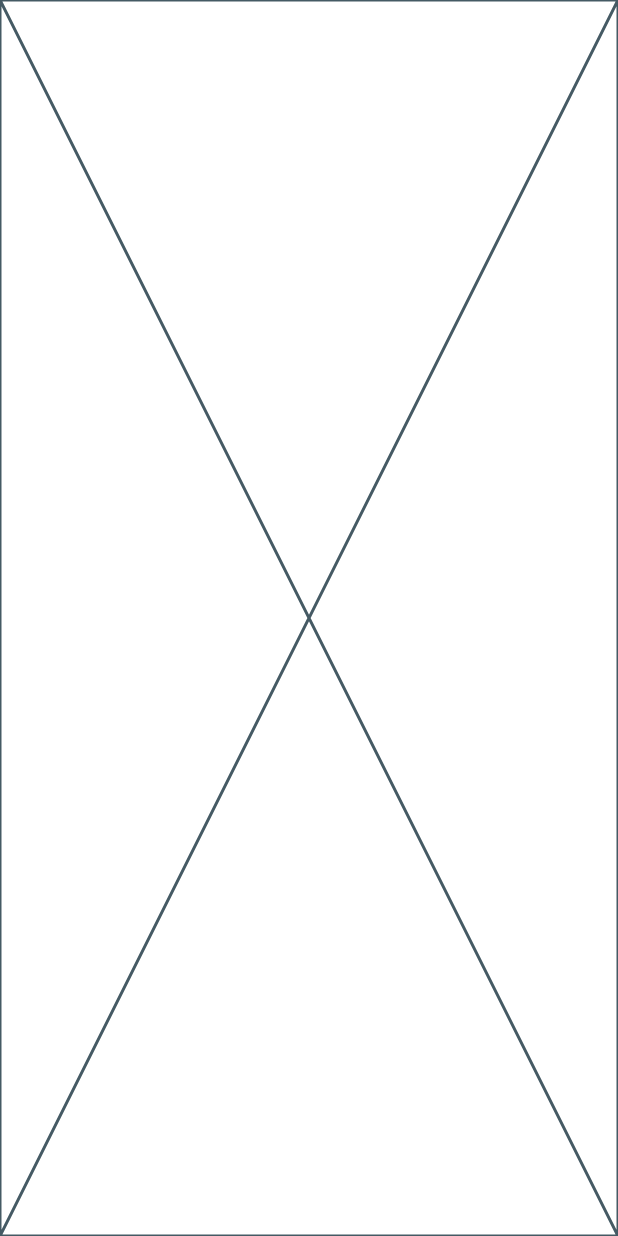
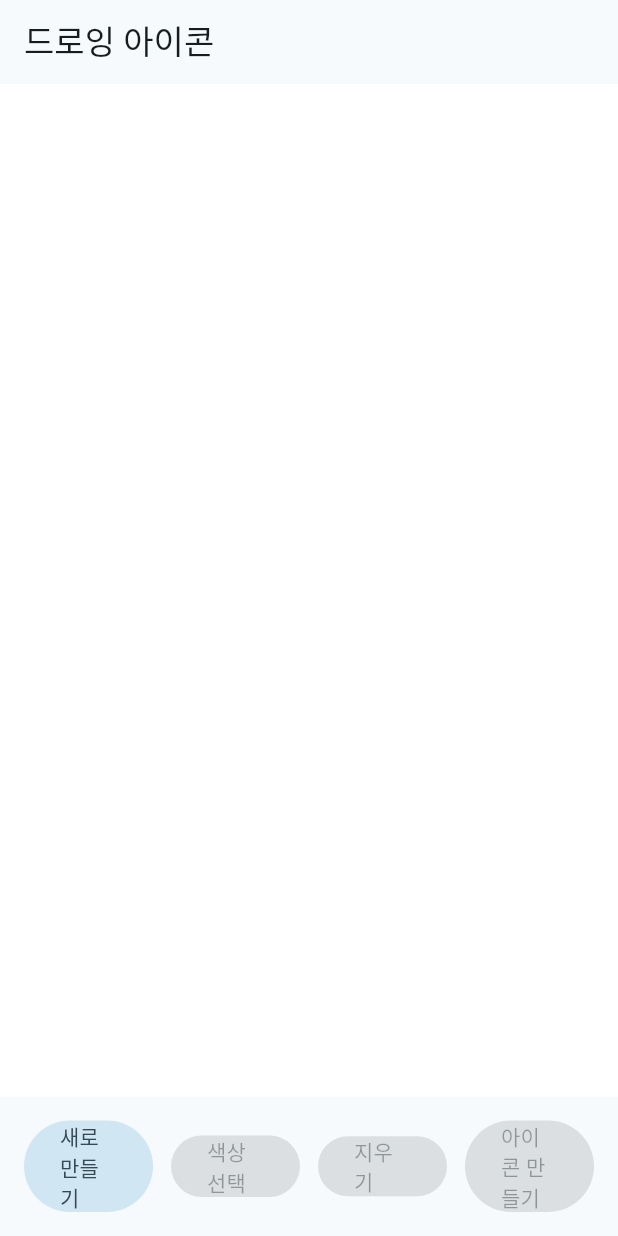
Before and after one commit to sh1nj1/flutter-seoul-2025-hackerton, a Flutter app: the screen it shows after launch, on a phone screen of 412 x 824 dp. Run offline on Flutter 3.47's test engine with Material 3 defaults, Android fonts, the phone set to English and light mode, and no system bars; our stand-ins replace flutter_dotenv.

Commit message:
implement canvas

```diff
--- a/lib/main.dart
+++ b/lib/main.dart
@@ -2,6 +2,7 @@ import 'package:flutter/material.dart';
 import 'package:flutter_dotenv/flutter_dotenv.dart';
 
 import 'src/config/gemini_config.dart';
+import 'src/screens/canvas_screen.dart';
 
 Future<void> main() async {
   WidgetsFlutterBinding.ensureInitialized();
@@ -23,7 +24,7 @@ class CalmdownApp extends StatelessWidget {
         colorScheme: ColorScheme.fromSeed(seedColor: Colors.blueGrey),
         useMaterial3: true,
       ),
-      home: const Placeholder(),
+      home: const CanvasScreen(),
     );
   }
 }
--- /dev/null
+++ b/lib/src/canvas/drawing_canvas.dart
@@ -0,0 +1,75 @@
+import 'package:flutter/material.dart';
+
+import 'stroke.dart';
+
+class DrawingCanvas extends StatelessWidget {
+  const DrawingCanvas({
+    super.key,
+    required this.strokes,
+    this.inProgress,
+  });
+
+  final List<Stroke> strokes;
+  final Stroke? inProgress;
+
+  @override
+  Widget build(BuildContext context) {
+    return RepaintBoundary(
+      child: CustomPaint(
+        painter: _StrokePainter(
+          strokes: strokes,
+          inProgress: inProgress,
+        ),
+        size: Size.infinite,
+      ),
+    );
+  }
+}
+
+class _StrokePainter extends CustomPainter {
+  _StrokePainter({
+    required this.strokes,
+    required this.inProgress,
+  });
+
+  final List<Stroke> strokes;
+  final Stroke? inProgress;
+
+  @override
+  void paint(Canvas canvas, Size size) {
+    for (final Stroke stroke in strokes) {
+      _paintStroke(canvas, stroke);
+    }
+    if (inProgress != null && !inProgress!.isEmpty) {
+      _paintStroke(canvas, inProgress!);
+    }
+  }
+
+  void _paintStroke(Canvas canvas, Stroke stroke) {
+    final Paint paint = Paint()
+      ..color = stroke.color
+      ..strokeWidth = stroke.width
+      ..strokeCap = StrokeCap.round
+      ..strokeJoin = StrokeJoin.round
+      ..style = PaintingStyle.stroke;
+
+    for (int i = 0; i < stroke.points.length - 1; i++) {
+      final Offset p1 = stroke.points[i];
+      final Offset p2 = stroke.points[i + 1];
+      canvas.drawLine(p1, p2, paint);
+    }
+
+    if (stroke.points.length == 1) {
+      final Paint dotPaint = Paint()
+        ..color = stroke.color
+        ..style = PaintingStyle.fill
+        ..strokeCap = StrokeCap.round;
+      canvas.drawCircle(stroke.points.first, stroke.width / 2, dotPaint);
+    }
+  }
+
+  @override
+  bool shouldRepaint(covariant _StrokePainter oldDelegate) {
+    return true;
+  }
+}
--- /dev/null
+++ b/lib/src/canvas/stroke.dart
@@ -0,0 +1,15 @@
+import 'dart:ui';
+
+class Stroke {
+  Stroke({required this.color, required this.width});
+
+  final Color color;
+  final double width;
+  final List<Offset> points = <Offset>[];
+
+  bool get isEmpty => points.isEmpty;
+
+  void addPoint(Offset point) {
+    points.add(point);
+  }
+}
--- /dev/null
+++ b/lib/src/screens/canvas_screen.dart
@@ -0,0 +1,126 @@
+import 'package:flutter/material.dart';
+
+import '../canvas/drawing_canvas.dart';
+import '../canvas/stroke.dart';
+
+class CanvasScreen extends StatefulWidget {
+  const CanvasScreen({super.key});
+
+  @override
+  State<CanvasScreen> createState() => _CanvasScreenState();
+}
+
+class _CanvasScreenState extends State<CanvasScreen> {
+  List<Stroke> _strokes = <Stroke>[];
+  Stroke? _inProgress;
+  Color _selectedColor = Colors.black;
+  double _strokeWidth = 4;
+
+  void _startStroke(Offset position) {
+    final Stroke stroke = Stroke(color: _selectedColor, width: _strokeWidth)
+      ..addPoint(position);
+    setState(() {
+      _inProgress = stroke;
+    });
+  }
+
+  void _appendPoint(Offset position) {
+    if (_inProgress == null) {
+      return;
+    }
+    setState(() {
+      _inProgress!.addPoint(position);
+    });
+  }
+
+  void _endStroke() {
+    if (_inProgress == null || _inProgress!.isEmpty) {
+      setState(() {
+        _inProgress = null;
+      });
+      return;
+    }
+    setState(() {
+      _strokes = List<Stroke>.from(_strokes)..add(_inProgress!);
+      _inProgress = null;
+    });
+  }
+
+  void _clearCanvas() {
+    setState(() {
+      _strokes = <Stroke>[];
+      _inProgress = null;
+    });
+  }
+
+  @override
+  Widget build(BuildContext context) {
+    return Scaffold(
+      appBar: AppBar(
+        title: const Text('드로잉 아이콘'),
+      ),
+      body: Column(
+        children: <Widget>[
+          Expanded(
+            child: LayoutBuilder(
+              builder: (BuildContext context, BoxConstraints constraints) {
+                return Container(
+                  color: Colors.white,
+                  width: constraints.maxWidth,
+                  height: constraints.maxHeight,
+                  child: GestureDetector(
+                    behavior: HitTestBehavior.opaque,
+                    onPanStart: (DragStartDetails details) =>
+                        _startStroke(details.localPosition),
+                    onPanUpdate: (DragUpdateDetails details) =>
+                        _appendPoint(details.localPosition),
+                    onPanEnd: (_) => _endStroke(),
+                    onPanCancel: _endStroke,
+                    child: DrawingCanvas(
+                      strokes: _strokes,
+                      inProgress: _inProgress,
+                    ),
+                  ),
+                );
+              },
+            ),
+          ),
+          SafeArea(
+            minimum: const EdgeInsets.all(16),
+            child: Row(
+              children: <Widget>[
+                Expanded(
+                  child: FilledButton.tonal(
+                    onPressed: _clearCanvas,
+                    child: const Text('새로 만들기'),
+                  ),
+                ),
+                const SizedBox(width: 12),
+                const Expanded(
+                  child: FilledButton.tonal(
+                    onPressed: null,
+                    child: Text('색상 선택'),
+                  ),
+                ),
+                const SizedBox(width: 12),
+                const Expanded(
+                  child: FilledButton.tonal(
+                    onPressed: null,
+                    child: Text('지우기'),
+                  ),
+                ),
+                const SizedBox(width: 12),
+                const Expanded(
+                  child: FilledButton(
+                    onPressed: null,
+                    child: Text('아이콘 만들기'),
+                  ),
+                ),
+              ],
+            ),
+          ),
+        ],
+      ),
+    );
+  }
+}
```
Also changed, not shown: 1 other file.
